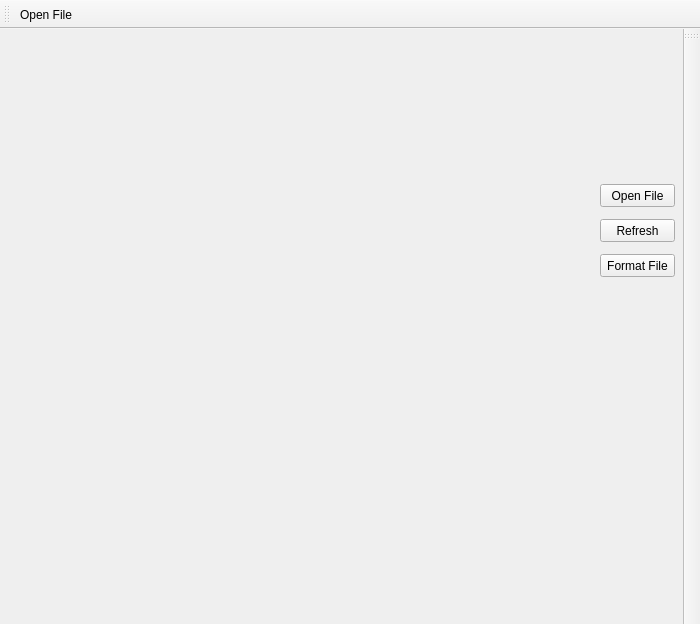
Lancifolium/QtLancifolium, file QtLancifolium.ui: the form before one commit.
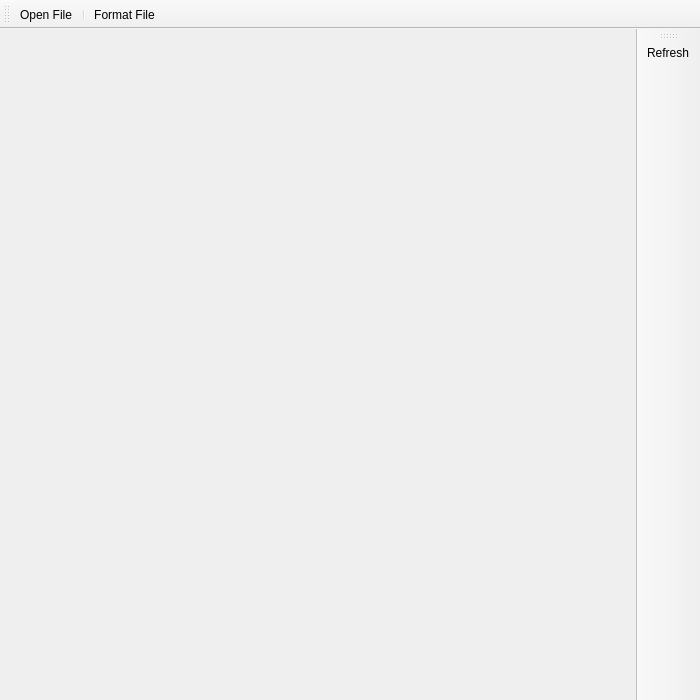
The form after the commit. Icons and pictures are not drawn.

```diff
--- a/QtLancifolium.ui
+++ b/QtLancifolium.ui
@@ -7,53 +7,13 @@
     <x>0</x>
     <y>0</y>
     <width>700</width>
-    <height>624</height>
+    <height>700</height>
    </rect>
   </property>
   <property name="windowTitle">
    <string>QtLancifolium</string>
   </property>
-  <widget class="QWidget" name="centralWidget">
-   <widget class="QPushButton" name="openfile">
-    <property name="geometry">
-     <rect>
-      <x>600</x>
-      <y>155</y>
-      <width>75</width>
-      <height>23</height>
-     </rect>
-    </property>
-    <property name="text">
-     <string>Open File</string>
-    </property>
-   </widget>
-   <widget class="QPushButton" name="Refresh">
-    <property name="geometry">
-     <rect>
-      <x>600</x>
-      <y>190</y>
-      <width>75</width>
-      <height>23</height>
-     </rect>
-    </property>
-    <property name="text">
-     <string>Refresh</string>
-    </property>
-   </widget>
-   <widget class="QPushButton" name="formatfile">
-    <property name="geometry">
-     <rect>
-      <x>600</x>
-      <y>225</y>
-      <width>75</width>
-      <height>23</height>
-     </rect>
-    </property>
-    <property name="text">
-     <string>Format File</string>
-    </property>
-   </widget>
-  </widget>
+  <widget class="QWidget" name="centralWidget"/>
   <widget class="QMenuBar" name="LancMenu">
    <property name="geometry">
     <rect>
@@ -74,6 +34,7 @@
    <attribute name="toolBarBreak">
     <bool>false</bool>
    </attribute>
+   <addaction name="actionRefresh"/>
   </widget>
   <widget class="QToolBar" name="toolbar">
    <property name="windowTitle">
@@ -86,6 +47,8 @@
     <bool>false</bool>
    </attribute>
    <addaction name="actionOpen_File"/>
+   <addaction name="separator"/>
+   <addaction name="actionFormat_File"/>
   </widget>
   <action name="actionOpen_File">
    <property name="icon">
@@ -103,6 +66,42 @@
     <string>Ctrl+O</string>
    </property>
   </action>
+  <action name="actionRefresh">
+   <property name="checkable">
+    <bool>true</bool>
+   </property>
+   <property name="icon">
+    <iconset>
+     <normaloff>../../Pictures/Task/LawSmall.jpg</normaloff>../../Pictures/Task/LawSmall.jpg</iconset>
+   </property>
+   <property name="text">
+    <string>Refresh</string>
+   </property>
+   <property name="toolTip">
+    <string>Refresh</string>
+   </property>
+   <property name="shortcut">
+    <string>Alt+R</string>
+   </property>
+  </action>
+  <action name="actionFormat_File">
+   <property name="checkable">
+    <bool>true</bool>
+   </property>
+   <property name="icon">
+    <iconset>
+     <normaloff>../../Pictures/Task/hawk.png</normaloff>../../Pictures/Task/hawk.png</iconset>
+   </property>
+   <property name="text">
+    <string>Format File</string>
+   </property>
+   <property name="toolTip">
+    <string>Format File</string>
+   </property>
+   <property name="shortcut">
+    <string>Alt+F</string>
+   </property>
+  </action>
  </widget>
  <layoutdefault spacing="6" margin="11"/>
  <resources/>
```
Left out of the diff: 5 changed lines with no effect on the pictures.
